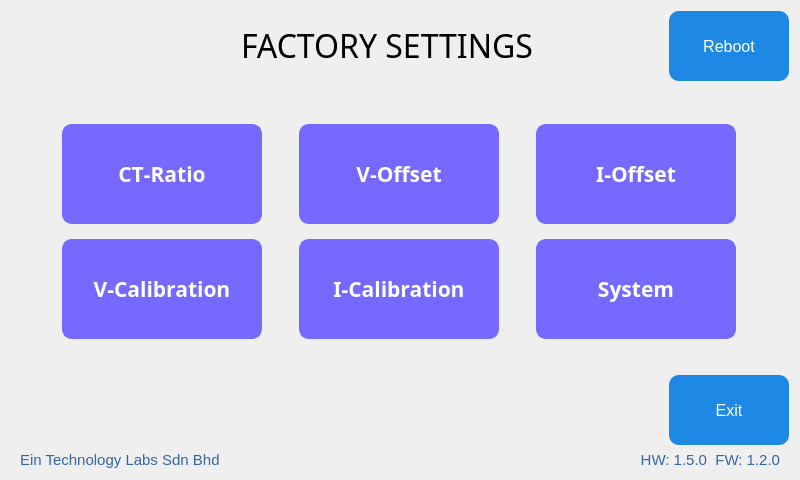
This is QT_APP/factorysettings.ui in eSpark-Backup/nabilfesal-msm-fw as Qt 5 draws it before an edit. The edited form follows.
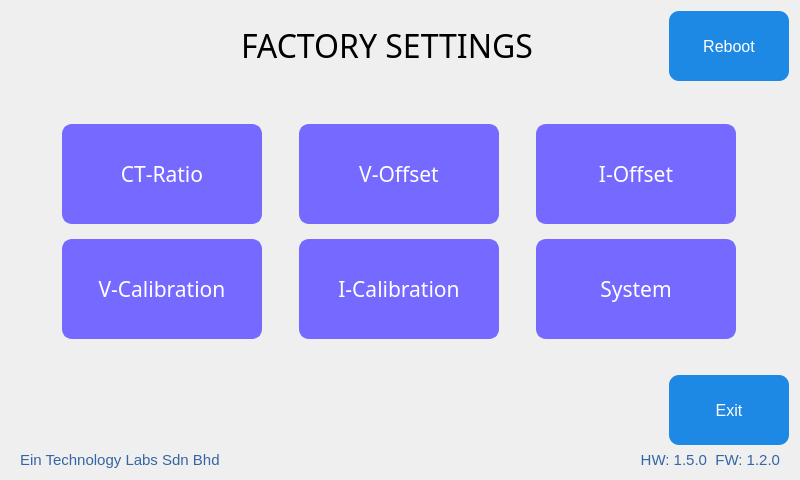
This is the edited form.

Commit message: Updated calibration UI as per touch screen

Diff of the .ui file:
```diff
--- a/QT_APP/factorysettings.ui
+++ b/QT_APP/factorysettings.ui
@@ -154,7 +154,7 @@
         <font>
          <family>Gilroy-Regular</family>
          <pointsize>16</pointsize>
-         <bold>true</bold>
+         <bold>false</bold>
          <kerning>false</kerning>
         </font>
        </property>
@@ -218,7 +218,7 @@
         <font>
          <family>Gilroy-Regular</family>
          <pointsize>16</pointsize>
-         <bold>true</bold>
+         <bold>false</bold>
         </font>
        </property>
        <property name="styleSheet">
@@ -275,7 +275,7 @@
         <font>
          <family>Gilroy-Regular</family>
          <pointsize>16</pointsize>
-         <bold>true</bold>
+         <bold>false</bold>
         </font>
        </property>
        <property name="styleSheet">
@@ -332,7 +332,7 @@
         <font>
          <family>Gilroy-Regular</family>
          <pointsize>16</pointsize>
-         <bold>true</bold>
+         <bold>false</bold>
         </font>
        </property>
        <property name="styleSheet">
@@ -389,7 +389,7 @@
         <font>
          <family>Gilroy-Regular</family>
          <pointsize>16</pointsize>
-         <bold>true</bold>
+         <bold>false</bold>
         </font>
        </property>
        <property name="styleSheet">
@@ -446,7 +446,7 @@
         <font>
          <family>Gilroy-Regular</family>
          <pointsize>16</pointsize>
-         <bold>true</bold>
+         <bold>false</bold>
         </font>
        </property>
        <property name="styleSheet">
```
The commit also changes 7 other files.
